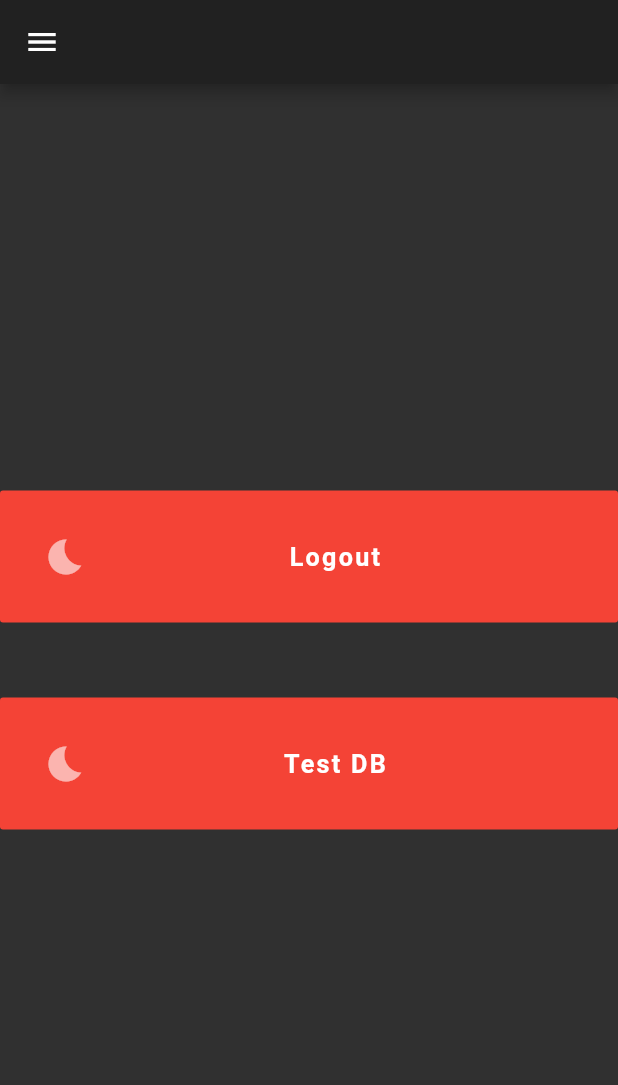
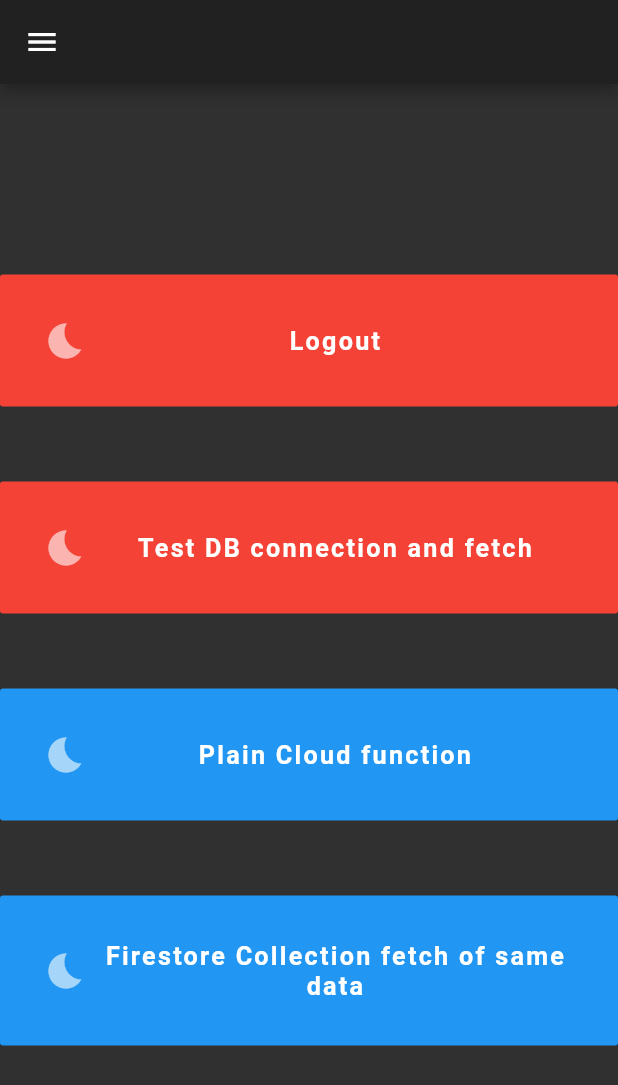
Before and after one commit to timlouw/Flutter-test, a Flutter app: the ProfileScreen screen opened by its route, on a phone screen of 412 x 824 dp. Shown: the top 1085 px of the screen. Run offline on Flutter 3.47's test engine with Material 2 defaults, Android fonts, the phone set to English and light mode, and no system bars; our stand-ins replace cloud_firestore, cloud_functions, firebase_analytics, firebase_auth, google_sign_in; accounts and stored records are empty; Roboto replaces fonts that are missing (Nunito).

Commit message:
testing speeds of db connections

```diff
--- a/lib/screens/profile.dart
+++ b/lib/screens/profile.dart
@@ -1,6 +1,7 @@
 import 'package:flutter/material.dart';
 // import '../shared/shared.dart';
 import '../services/services.dart';
+import 'dart:developer';
 
 class ProfileScreen extends StatefulWidget {
   createState() => ProfileScreenState();
@@ -49,11 +50,50 @@ class ProfileScreenState extends State<ProfileScreen> {
             padding: EdgeInsets.all(30),
             icon: Icon(IconData(57563, fontFamily: 'MaterialIcons'), color: Colors.white60, size: 28),
             onPressed: () async {
-              var dbresult = await db.testconnection();
-              print(dbresult);
+              // print('start');
+              // var time1 = DateTime.now();
+              var dbresult = await db.callFunction('connectANDPull');
+              // print(DateTime.now().difference(time1).inMilliseconds);
+              // print('done');
+              print(dbresult.data['recordsets'][0][0]);
+              // print(dbresult.data['recordset'].length);
             },
             label: Expanded(
-              child: Text('Test DB', textAlign: TextAlign.center, textScaleFactor: 1.2),
+              child: Text('Test DB connection and fetch', textAlign: TextAlign.center, textScaleFactor: 1.2),
+            ),
+          ),
+          SizedBox(height: 50),
+          FlatButton.icon(
+            color: Colors.blue,
+            padding: EdgeInsets.all(30),
+            icon: Icon(IconData(57563, fontFamily: 'MaterialIcons'), color: Colors.white60, size: 28),
+            onPressed: () async {
+              print('start');
+              var time1 = DateTime.now();
+              var dbresult = await db.callFunction('roundtriptest');
+              print(DateTime.now().difference(time1).inMilliseconds);
+              print('done');
+            },
+            label: Expanded(
+              child: Text('Plain Cloud function', textAlign: TextAlign.center, textScaleFactor: 1.2),
+            ),
+          ),
+          SizedBox(height: 50),
+          FlatButton.icon(
+            color: Colors.blue,
+            padding: EdgeInsets.all(30),
+            icon: Icon(IconData(57563, fontFamily: 'MaterialIcons'), color: Colors.white60, size: 28),
+            onPressed: () async {
+              print('start');
+              var time1 = DateTime.now();
+              var dbresult = await db.callFunction('firestorefetch');
+              print(dbresult.data['recordsets'][0].length);
+              print(dbresult.data['recordset'].length);
+              print(DateTime.now().difference(time1).inMilliseconds);
+              print('done');
+            },
+            label: Expanded(
+              child: Text('Firestore Collection fetch of same data', textAlign: TextAlign.center, textScaleFactor: 1.2),
             ),
           ),
         ],
```
Also changed, not shown: lib/services/database.dart (+21 -4 lines), 1 other file.
